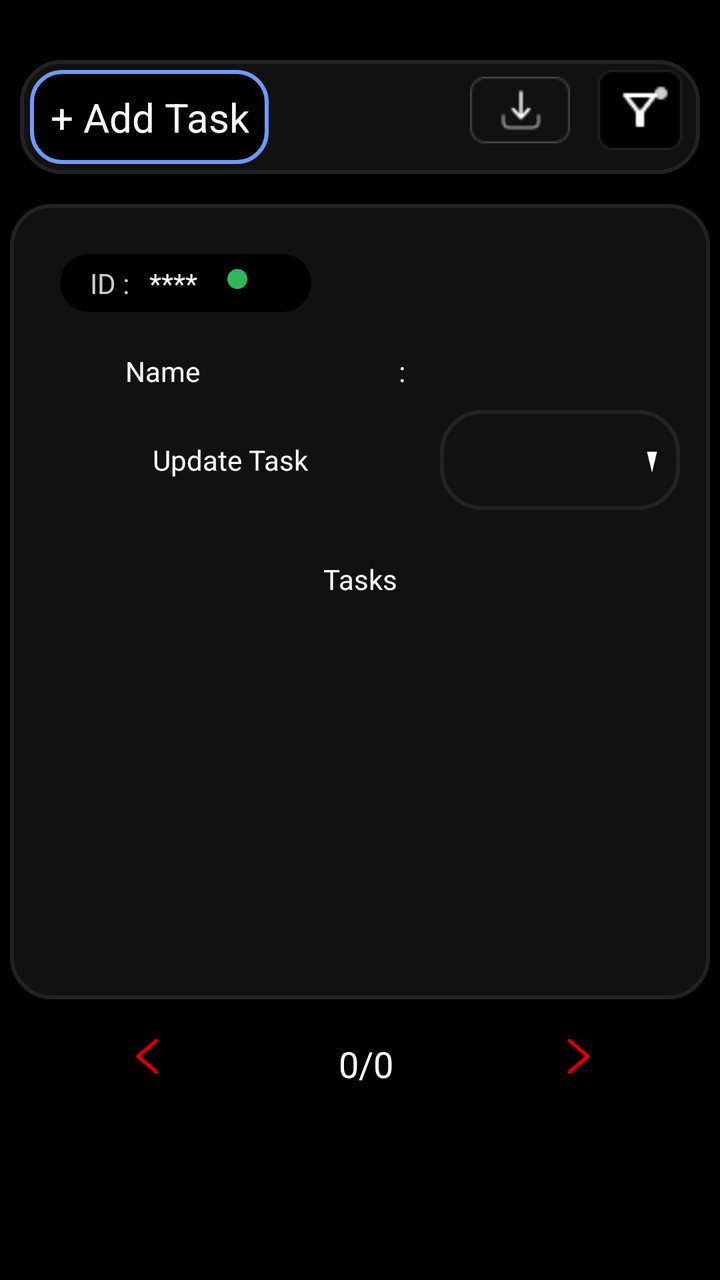
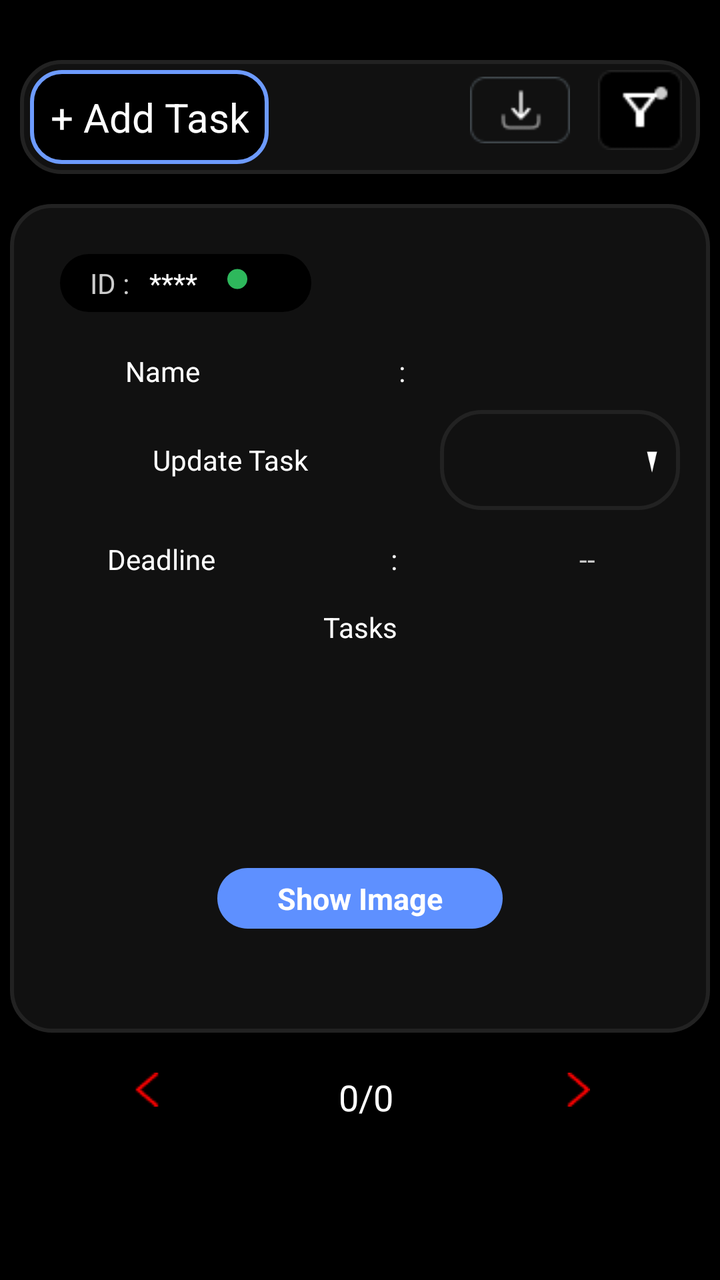

Compare the two renders of this Android layout. The source of the first and the diff that turns it into the second are given below.
<!-- AndroidManifest.xml: application theme AppTheme -->
<!-- res/layout/fragment_tasks.xml -->
<?xml version="1.0" encoding="utf-8"?>
<layout xmlns:android="http://schemas.android.com/apk/res/android"
    xmlns:app="http://schemas.android.com/apk/res-auto"
    xmlns:tools="http://schemas.android.com/tools">

    <LinearLayout
        android:layout_width="match_parent"
        android:layout_height="match_parent"
        android:background="@android:color/black"
        android:clickable="true"
        android:orientation="vertical"
        tools:context=".manager.activity.fragment.TasksFragment">


        <LinearLayout
            android:layout_width="match_parent"
            android:layout_height="wrap_content"
            android:layout_marginTop="20dp"
            android:orientation="horizontal">

            <ImageView
                android:layout_width="wrap_content"
                android:layout_height="wrap_content"
                android:layout_marginStart="25dp"
                android:src="@drawable/backbutton"
                android:visibility="gone" />

            <TextView
                android:id="@+id/taskreport"
                android:layout_width="match_parent"
                android:layout_height="wrap_content"
                android:gravity="center"
                android:text="Task Report"
                android:visibility="gone"
                android:layout_marginBottom="@dimen/_10"
                android:textColor="@color/greyforText"
                android:textSize="22sp" />
            <TextView
                android:id="@+id/myteamTask"
                android:layout_width="match_parent"
                android:layout_height="wrap_content"
                android:gravity="center"
                android:visibility="gone"
                android:layout_marginBottom="@dimen/_10"
                android:text="My Team Tasks"
                android:textColor="@color/greyforText"
                android:textSize="22sp" />

        </LinearLayout>

        
        
        
        
        
        
        
        
        
        
        
        
        
        
        
        
        

        <RelativeLayout
            android:layout_width="match_parent"
            android:layout_height="wrap_content"
            android:layout_margin="@dimen/_10"
            android:clickable="false"
            android:background="@drawable/dark_grey_bg">

            <TextView
                android:id="@+id/addnewTask"
                android:layout_width="wrap_content"
                android:layout_height="wrap_content"
                android:layout_marginEnd="@dimen/_15"
                android:clickable="true"
                android:background="@drawable/blue_border"
                android:gravity="center"
               android:padding="@dimen/_10"
                android:layout_marginStart="@dimen/_10"
                android:layout_margin="@dimen/_5dp"
                android:text="+ Add Task"
                android:textColor="@color/white"
                android:textSize="20sp" />
<LinearLayout
    android:layout_width="wrap_content"
    android:layout_height="wrap_content"
    android:gravity="center"
    android:layout_marginStart="15dp"
    android:layout_alignParentEnd="true"
    android:orientation="horizontal"
    >
            <ImageView
                android:id="@+id/downloadIcon"
                android:layout_width="@dimen/_60dp"
                android:layout_height="50dp"
                android:layout_gravity="end"
                android:padding="@dimen/_5dp"
                android:clickable="true"
                android:src="@drawable/download" />

            <ImageView
                android:id="@+id/filter"
                android:layout_width="@dimen/_60dp"
                android:layout_height="50dp"
                android:gravity="center"
                android:clickable="true"
                android:padding="@dimen/_5dp"
                android:src="@drawable/filter_img"
                android:text="  Filter  "
                android:textColor="@color/greyforText"
                android:textSize="22sp" />

        </LinearLayout>
        </RelativeLayout>
        
        
        
        
        

        
        <RelativeLayout
            android:layout_width="match_parent"
            android:layout_height="250dp"
            android:layout_margin="@dimen/_5dp"
            android:layout_marginTop="@dimen/_20dp"
            android:layout_weight="2"
            android:background="@drawable/dark_grey_bg"
            android:elevation="@dimen/_5dp"
            android:paddingLeft="@dimen/_5dp"
            android:paddingTop="@dimen/_20dp"
            android:paddingRight="@dimen/_5dp">

            <LinearLayout
                android:id="@id/topLayout"
                android:layout_width="match_parent"
                android:layout_height="wrap_content"
                android:orientation="horizontal"
                android:layout_marginStart="@dimen/_15"
                android:weightSum="4">

                <LinearLayout
                    android:id="@+id/firstlay"
                    android:layout_width="wrap_content"
                    android:layout_height="wrap_content"
                    android:layout_margin="@dimen/_5dp"
                    android:layout_marginStart="@dimen/_20dp"
                    android:layout_weight=".5"
                    android:background="@drawable/black_button"
                    android:padding="@dimen/_5dp">

                    <TextView
                        android:layout_width="wrap_content"
                        android:layout_height="wrap_content"
                        android:text="ID :"
                        android:paddingStart="10dp"
                        android:textColor="@color/greyforText" />

                    <TextView
                        android:id="@+id/id"
                        android:layout_width="wrap_content"
                        android:layout_height="wrap_content"
                        android:text="****"
                        android:paddingStart="@dimen/_10"
                        android:paddingEnd="@dimen/_10"
                        android:textColor="@color/white" />

                    <ImageView
                        android:layout_width="10dp"
                        android:layout_height="15dp"
                        android:layout_marginStart="@dimen/_5dp"
                        android:src="@drawable/green_dot" />
                </LinearLayout>


                <TextView
                    android:id="@+id/date"
                    android:layout_width="wrap_content"
                    android:layout_height="match_parent"
                    android:layout_weight="3"
                    android:gravity="center"
                    android:text=""
                    android:textColor="@color/white" />


            </LinearLayout>

            <LinearLayout
                android:id="@+id/lay2"
                android:layout_width="match_parent"
                android:layout_height="wrap_content"
                android:layout_below="@+id/topLayout"
                android:layout_alignParentStart="true"
                android:layout_marginTop="15dp"
                android:layout_marginEnd="@dimen/_5dp"
                android:gravity="center"
                android:orientation="horizontal"
                android:weightSum="3">

                <TextView
                    android:layout_width="wrap_content"
                    android:layout_height="wrap_content"
                    android:layout_weight="1"
                    android:gravity="center"
                    android:text="  Name  "
                    android:textColor="@color/white" />

                <TextView
                    android:layout_width="wrap_content"
                    android:layout_height="wrap_content"
                    android:layout_weight="1"
                    android:gravity="center"
                    android:text=":"
                    android:textColor="@color/white" />

                <TextView
                    android:id="@+id/name"
                    android:layout_width="wrap_content"
                    android:layout_height="wrap_content"
                    android:layout_weight="1"
                    android:gravity="center"
                    android:text=" "
                    android:textColor="@color/greyforText"
                    android:textSize="14dp" />

            </LinearLayout>

            <LinearLayout
                android:id="@+id/lay3"
                android:layout_width="match_parent"
                android:layout_height="wrap_content"
                android:layout_below="@+id/lay2"
                android:layout_margin="5dp"
                android:gravity="center"
                android:orientation="horizontal"
                android:weightSum="3">

                <TextView
                    android:layout_width="200dp"
                    android:layout_height="wrap_content"
                    android:gravity="center"
                    android:text="Update Task"
                    android:textColor="@color/white" />



                    <Spinner
                        android:id="@+id/status"
                        android:layout_width="match_parent"
                        android:layout_height="50dp"
                        android:background="@drawable/custom_spinner_bg"
                        android:hint="Select From Below"
                        android:layout_margin="@dimen/_5dp"
                        android:spinnerMode="dropdown"
                        android:textColor="@color/white"
                        android:textColorHint="@color/white"
                        android:textSize="15dp" />

            </LinearLayout>

            <TextView
                android:id="@+id/taskk"
                android:layout_width="match_parent"
                android:layout_height="wrap_content"
                android:layout_below="@+id/lay3"
                android:layout_marginStart="@dimen/_5dp"
                android:layout_marginTop="15dp"
                android:layout_marginEnd="@dimen/_5dp"
                android:gravity="center"
                android:text="Tasks"
                android:textColor="@color/white" />

            
            
            
            
            
            
            
            
            

            <TextView
                android:id="@+id/taskComments"
                android:layout_width="match_parent"
                android:layout_height="match_parent"
                android:layout_below="@+id/taskk"
                android:layout_marginLeft="@dimen/_5dp"
                android:layout_marginTop="@dimen/_10"
                android:layout_marginRight="@dimen/_5dp"
                android:layout_marginBottom="@dimen/_20dp"
                android:gravity="center"
                android:text=""
                android:textColor="@color/white" />

            <LinearLayout
                android:id="@+id/Addcomments"
                android:layout_width="match_parent"
                android:layout_height="wrap_content"
                android:layout_alignParentBottom="true"
                android:layout_margin="5dp"
                android:clickable="false"
                android:orientation="horizontal"
                android:visibility="invisible"
                android:padding="@dimen/_5dp"
             >

                <ImageView
                    android:id="@+id/profilephoto"
                    android:layout_width="wrap_content"
                    android:layout_height="wrap_content"
                    android:layout_weight="1"
                    android:gravity="center"
                    android:src="@drawable/profile"
                    android:textColor="@color/white" />

                <EditText
                    android:layout_width="wrap_content"
                    android:layout_height="wrap_content"
                    android:layout_weight="2"
                    android:background="@drawable/grey_bg_rounded"
                    android:gravity="center"
                    android:hint="Write a comment"
                    android:padding="5dp"
                    android:clickable="true"
                    android:textColor="@color/greyforText"
                    android:textColorHint="@color/white"
                    android:textSize="14dp" />

                <ImageView
                    android:id="@+id/sendComment"
                    android:layout_width="30dp"
                    android:layout_height="30dp"
                    android:clickable="true"
                    android:src="@drawable/baseline_arrow_circle_right_24" />


            </LinearLayout>

        </RelativeLayout>


        <com.shawnlin.numberpicker.NumberPicker
            android:id="@+id/number_picker"
            android:layout_width="match_parent"
            android:layout_height="wrap_content"
            android:layout_centerInParent="true"
            android:visibility="gone"
            app:np_dividerColor="@color/colorPrimary"
            app:np_height="180dp"
            app:np_max="59"
            app:np_min="0"
            app:np_orientation="horizontal"
            app:np_selectedTextColor="@color/colorPrimary"
            app:np_selectedTextSize="@dimen/_20dp"
            app:np_textColor="@color/colorPrimary"
            app:np_textSize="14dp"
            app:np_value="3"
            app:np_width="64dp" />

        <LinearLayout
            android:id="@+id/paging"
            android:layout_width="match_parent"
            android:layout_height="wrap_content"
            android:layout_gravity="bottom"
            android:clickable="false"
            android:layout_margin="@dimen/_5dp"
            android:layout_weight="1"
            android:padding="@dimen/_10"
            android:weightSum="3">

            <ImageView
                android:id="@+id/previousPage"
                android:layout_width="wrap_content"
                android:layout_height="wrap_content"
                android:layout_weight="1"
                android:clickable="true"
                android:src="@drawable/right_arrow" />

            <TextView
                android:id="@+id/pagenumber"
                android:layout_width="0dp"
                android:layout_height="wrap_content"
                android:layout_marginBottom="7dp"
                android:layout_weight="1"
                android:clickable="true"
                android:gravity="center"
                android:text="0/0"
                android:textColor="@color/white"
                android:textSize="@dimen/_18sp" />

            <ImageView
                android:id="@+id/nextPage"
                android:layout_width="wrap_content"
                android:layout_height="wrap_content"
                android:layout_weight="1"
                android:clickable="true"
                android:src="@drawable/left_arrow" />
        </LinearLayout>
    </LinearLayout>
</layout>
<!-- resources referenced by this layout -->
<resources>
  <color name="greyforText">#CCCCCC</color>
  <color name="white">#FFFFFF</color>
  <dimen name="_10">10dp</dimen>
  <dimen name="_15">15dp</dimen>
  <dimen name="_18sp">18sp</dimen>
  <dimen name="_20dp">20dp</dimen>
  <dimen name="_5dp">5dp</dimen>
  <dimen name="_60dp">60dp</dimen>
  <!-- drawable baseline_arrow_circle_right_24 (drawable) -->
  <vector xmlns:android="http://schemas.android.com/apk/res/android" android:alpha="0.88" android:height="24dp" android:tint="#E0DEDE" android:viewportHeight="24" android:viewportWidth="24" android:width="24dp">
        
      <path android:fillColor="@android:color/white" android:pathData="M22,12c0,-5.52 -4.48,-10 -10,-10S2,6.48 2,12c0,5.52 4.48,10 10,10S22,17.52 22,12zM12,13l-4,0v-2l4,0V8l4,4l-4,4V13z"/>
      
  </vector>
  <!-- drawable black_button (drawable) -->
  <shape xmlns:android="http://schemas.android.com/apk/res/android"
      android:shape="rectangle">
      <solid android:color="#000000"/>
      <corners android:radius="25dp" /> 
  </shape>
  <!-- drawable blue_border (drawable) -->
  <?xml version="1.0" encoding="utf-8"?>
  <shape xmlns:android="http://schemas.android.com/apk/res/android"
      android:shape="rectangle">
  <solid
      android:color="@color/black"/>
      <stroke android:color="#6D9BFF" android:width="2dp"/>
      <corners android:radius="@dimen/_15"/>
  </shape>
  <!-- drawable custom_spinner_bg (drawable) -->
  <?xml version="1.0" encoding="utf-8"?>
  <layer-list xmlns:android="http://schemas.android.com/apk/res/android">
      <item>
          <shape android:shape="rectangle">
              <solid android:color="@color/darkGrey" />
              <corners android:radius="20dp" />
              <stroke android:width="2dp" android:color="@color/strokeBlack" />
          </shape>
      </item>
      <item android:start="100dp">
          <vector
              android:width="24dp"
              android:height="24dp"
              android:viewportWidth="40"
              android:viewportHeight="24"
              android:gravity="right|center_vertical">
              <path
                  android:fillColor="@android:color/white"
                  android:pathData="M7 10l5 5 5-5z"/>
          </vector>
      </item>
  </layer-list>
  <!-- drawable dark_grey_bg (drawable) -->
  <?xml version="1.0" encoding="utf-8"?>
  <shape xmlns:android="http://schemas.android.com/apk/res/android"
      android:shape="rectangle">
      <solid android:color="@color/greyBackground"/>
      <corners android:radius="@dimen/_20dp"/>
      <stroke
          android:width="2dp" android:color="@color/strokeBlack"/>
  </shape>
  <!-- drawable download: png bitmap (drawable, 812 bytes) -->
  <!-- drawable green_dot (drawable) -->
  <?xml version="1.0" encoding="utf-8"?>
  <shape xmlns:android="http://schemas.android.com/apk/res/android"
      android:shape="oval">
      <solid android:color="#2eb85c" /> 
      <size android:width="8dp" android:height="8dp" /> 
  </shape>
  <!-- drawable grey_bg_rounded (drawable) -->
  <?xml version="1.0" encoding="utf-8"?>
  <shape xmlns:android="http://schemas.android.com/apk/res/android"
      android:shape="rectangle">
  <solid android:color="@color/greyBackground"/>
      <corners android:radius="@dimen/_20dp"/>
  </shape>
  <!-- drawable left_arrow: png bitmap (drawable, 247 bytes) -->
  <!-- drawable profile: png bitmap (drawable, 1364 bytes) -->
  <style name="AppTheme" parent="Theme.MaterialComponents.Light.NoActionBar">
          <item name="colorPrimaryDark">@color/black</item>
          <item name="colorSurface">@color/white</item>
      </style>
  <color name="black">#FF000000</color>
  <color name="darkGrey">#111111</color>
  <color name="strokeBlack">#222222</color>
  <color name="greyBackground">#111111</color>
  <!-- unchanged entries left out for length: 3 -->
</resources>

<!-- the commit's change to res/layout/fragment_tasks.xml (unified diff, before → after) -->
@@ -29,22 +29,23 @@
                 android:id="@+id/taskreport"
                 android:layout_width="match_parent"
                 android:layout_height="wrap_content"
+                android:layout_marginBottom="@dimen/_10"
                 android:gravity="center"
                 android:text="Task Report"
-                android:visibility="gone"
+                android:textColor="@color/greyforText"
+                android:textSize="22sp"
+                android:visibility="gone" />
+
+            <TextView
+                android:id="@+id/myteamTask"
+                android:layout_width="match_parent"
+                android:layout_height="wrap_content"
                 android:layout_marginBottom="@dimen/_10"
-                android:textColor="@color/greyforText"
-                android:textSize="22sp" />
-            <TextView
-                android:id="@+id/myteamTask"
-                android:layout_width="match_parent"
-                android:layout_height="wrap_content"
-                android:gravity="center"
-                android:visibility="gone"
-                android:layout_marginBottom="@dimen/_10"
+                android:gravity="center"
                 android:text="My Team Tasks"
                 android:textColor="@color/greyforText"
-                android:textSize="22sp" />
+                android:textSize="22sp"
+                android:visibility="gone" />
 
         </LinearLayout>
 
@@ -70,53 +71,54 @@
             android:layout_width="match_parent"
             android:layout_height="wrap_content"
             android:layout_margin="@dimen/_10"
-            android:clickable="false"
-            android:background="@drawable/dark_grey_bg">
+            android:background="@drawable/dark_grey_bg"
+            android:clickable="false">
 
             <TextView
                 android:id="@+id/addnewTask"
                 android:layout_width="wrap_content"
                 android:layout_height="wrap_content"
+                android:layout_margin="@dimen/_5dp"
+                android:layout_marginStart="@dimen/_10"
                 android:layout_marginEnd="@dimen/_15"
+                android:background="@drawable/blue_border"
                 android:clickable="true"
-                android:background="@drawable/blue_border"
-                android:gravity="center"
-               android:padding="@dimen/_10"
-                android:layout_marginStart="@dimen/_10"
-                android:layout_margin="@dimen/_5dp"
+                android:gravity="center"
+                android:padding="@dimen/_10"
                 android:text="+ Add Task"
                 android:textColor="@color/white"
                 android:textSize="20sp" />
-<LinearLayout
-    android:layout_width="wrap_content"
-    android:layout_height="wrap_content"
-    android:gravity="center"
-    android:layout_marginStart="15dp"
-    android:layout_alignParentEnd="true"
-    android:orientation="horizontal"
-    >
-            <ImageView
-                android:id="@+id/downloadIcon"
-                android:layout_width="@dimen/_60dp"
-                android:layout_height="50dp"
-                android:layout_gravity="end"
-                android:padding="@dimen/_5dp"
-                android:clickable="true"
-                android:src="@drawable/download" />
-
-            <ImageView
-                android:id="@+id/filter"
-                android:layout_width="@dimen/_60dp"
-                android:layout_height="50dp"
-                android:gravity="center"
-                android:clickable="true"
-                android:padding="@dimen/_5dp"
-                android:src="@drawable/filter_img"
-                android:text="  Filter  "
-                android:textColor="@color/greyforText"
-                android:textSize="22sp" />
-
-        </LinearLayout>
+
+            <LinearLayout
+                android:layout_width="wrap_content"
+                android:layout_height="wrap_content"
+                android:layout_alignParentEnd="true"
+                android:layout_marginStart="15dp"
+                android:gravity="center"
+                android:orientation="horizontal">
+
+                <ImageView
+                    android:id="@+id/downloadIcon"
+                    android:layout_width="@dimen/_60dp"
+                    android:layout_height="50dp"
+                    android:layout_gravity="end"
+                    android:clickable="true"
+                    android:padding="@dimen/_5dp"
+                    android:src="@drawable/download" />
+
+                <ImageView
+                    android:id="@+id/filter"
+                    android:layout_width="@dimen/_60dp"
+                    android:layout_height="50dp"
+                    android:clickable="true"
+                    android:gravity="center"
+                    android:padding="@dimen/_5dp"
+                    android:src="@drawable/filter_img"
+                    android:text="  Filter  "
+                    android:textColor="@color/greyforText"
+                    android:textSize="22sp" />
+
+            </LinearLayout>
         </RelativeLayout>
         
         
@@ -127,7 +129,7 @@
         
         <RelativeLayout
             android:layout_width="match_parent"
-            android:layout_height="250dp"
+            android:layout_height="300dp"
             android:layout_margin="@dimen/_5dp"
             android:layout_marginTop="@dimen/_20dp"
             android:layout_weight="2"
@@ -141,8 +143,8 @@
                 android:id="@id/topLayout"
                 android:layout_width="match_parent"
                 android:layout_height="wrap_content"
+                android:layout_marginStart="@dimen/_15"
                 android:orientation="horizontal"
-                android:layout_marginStart="@dimen/_15"
                 android:weightSum="4">
 
                 <LinearLayout
@@ -158,17 +160,17 @@
                     <TextView
                         android:layout_width="wrap_content"
                         android:layout_height="wrap_content"
+                        android:paddingStart="10dp"
                         android:text="ID :"
-                        android:paddingStart="10dp"
                         android:textColor="@color/greyforText" />
 
                     <TextView
                         android:id="@+id/id"
                         android:layout_width="wrap_content"
                         android:layout_height="wrap_content"
-                        android:text="****"
                         android:paddingStart="@dimen/_10"
                         android:paddingEnd="@dimen/_10"
+                        android:text="****"
                         android:textColor="@color/white" />
 
                     <ImageView
@@ -249,18 +251,56 @@
                     android:textColor="@color/white" />
 
 
-
-                    <Spinner
-                        android:id="@+id/status"
-                        android:layout_width="match_parent"
-                        android:layout_height="50dp"
-                        android:background="@drawable/custom_spinner_bg"
-                        android:hint="Select From Below"
-                        android:layout_margin="@dimen/_5dp"
-                        android:spinnerMode="dropdown"
-                        android:textColor="@color/white"
-                        android:textColorHint="@color/white"
-                        android:textSize="15dp" />
+                <Spinner
+                    android:id="@+id/status"
+                    android:layout_width="match_parent"
+                    android:layout_height="50dp"
+                    android:layout_margin="@dimen/_5dp"
+                    android:background="@drawable/custom_spinner_bg"
+                    android:hint="Select From Below"
+                    android:spinnerMode="dropdown"
+                    android:textColor="@color/white"
+                    android:textColorHint="@color/white"
+                    android:textSize="15dp" />
+
+            </LinearLayout>
+            <LinearLayout
+                android:id="@+id/lay4"
+                android:layout_width="match_parent"
+                android:layout_height="wrap_content"
+                android:layout_below="@+id/lay3"
+                android:layout_alignParentStart="true"
+                android:layout_marginTop="5dp"
+                android:layout_marginEnd="@dimen/_5dp"
+                android:gravity="center"
+                android:orientation="horizontal"
+                android:weightSum="3">
+
+                <TextView
+                    android:layout_width="wrap_content"
+                    android:layout_height="wrap_content"
+                    android:layout_weight="1"
+                    android:gravity="center"
+                    android:text="Deadline"
+                    android:textColor="@color/white" />
+
+                <TextView
+                    android:layout_width="wrap_content"
+                    android:layout_height="wrap_content"
+                    android:layout_weight="1"
+                    android:gravity="center"
+                    android:text=":"
+                    android:textColor="@color/white" />
+
+                <TextView
+                    android:id="@+id/deadline"
+                    android:layout_width="wrap_content"
+                    android:layout_height="wrap_content"
+                    android:layout_weight="1"
+                    android:gravity="center"
+                    android:text=" -- "
+                    android:textColor="@color/greyforText"
+                    android:textSize="14dp" />
 
             </LinearLayout>
 
@@ -268,7 +308,7 @@
                 android:id="@+id/taskk"
                 android:layout_width="match_parent"
                 android:layout_height="wrap_content"
-                android:layout_below="@+id/lay3"
+                android:layout_below="@+id/lay4"
                 android:layout_marginStart="@dimen/_5dp"
                 android:layout_marginTop="15dp"
                 android:layout_marginEnd="@dimen/_5dp"
@@ -299,6 +339,23 @@
                 android:text=""
                 android:textColor="@color/white" />
 
+            <TextView
+                android:id="@+id/showImg"
+                android:layout_width="wrap_content"
+                android:layout_height="wrap_content"
+                android:layout_above="@+id/Addcomments"
+                android:gravity="center"
+                android:text="Show Image"
+                android:layout_centerInParent="true"
+                android:paddingStart="@dimen/_30dp"
+                android:paddingEnd="@dimen/_30dp"
+                android:paddingTop="@dimen/_5dp"
+                android:paddingBottom="@dimen/_5dp"
+                android:background="@drawable/blue_bg"
+                android:textColor="@color/white"
+                android:textSize="@dimen/_15"
+                android:textStyle="bold" />
+
             <LinearLayout
                 android:id="@+id/Addcomments"
                 android:layout_width="match_parent"
@@ -307,9 +364,8 @@
                 android:layout_margin="5dp"
                 android:clickable="false"
                 android:orientation="horizontal"
-                android:visibility="invisible"
                 android:padding="@dimen/_5dp"
-             >
+                android:visibility="invisible">
 
                 <ImageView
                     android:id="@+id/profilephoto"
@@ -325,10 +381,10 @@
                     android:layout_height="wrap_content"
                     android:layout_weight="2"
                     android:background="@drawable/grey_bg_rounded"
+                    android:clickable="true"
                     android:gravity="center"
                     android:hint="Write a comment"
                     android:padding="5dp"
-                    android:clickable="true"
                     android:textColor="@color/greyforText"
                     android:textColorHint="@color/white"
                     android:textSize="14dp" />
@@ -369,9 +425,9 @@
             android:layout_width="match_parent"
             android:layout_height="wrap_content"
             android:layout_gravity="bottom"
-            android:clickable="false"
             android:layout_margin="@dimen/_5dp"
             android:layout_weight="1"
+            android:clickable="false"
             android:padding="@dimen/_10"
             android:weightSum="3">
 
<!-- resource entries referenced after the edit -->
@@ -6,6 +6,7 @@
   <dimen name="_15">15dp</dimen>
   <dimen name="_18sp">18sp</dimen>
   <dimen name="_20dp">20dp</dimen>
+  <dimen name="_30dp">30dp</dimen>
   <dimen name="_5dp">5dp</dimen>
   <dimen name="_60dp">60dp</dimen>
   <!-- drawable baseline_arrow_circle_right_24 (drawable) -->
@@ -19,6 +20,13 @@
       android:shape="rectangle">
       <solid android:color="#000000"/>
       <corners android:radius="25dp" /> 
+  </shape>
+  <!-- drawable blue_bg (drawable) -->
+  <?xml version="1.0" encoding="utf-8"?>
+  <shape xmlns:android="http://schemas.android.com/apk/res/android"
+      android:shape="rectangle">
+      <solid android:color="@color/lightBlue"/>
+  <corners android:radius="@dimen/_20dp"/>
   </shape>
   <!-- drawable blue_border (drawable) -->
   <?xml version="1.0" encoding="utf-8"?>
@@ -82,6 +90,7 @@
           <item name="colorPrimaryDark">@color/black</item>
           <item name="colorSurface">@color/white</item>
       </style>
+  <color name="lightBlue">#5E90FF</color>
   <color name="black">#FF000000</color>
   <color name="darkGrey">#111111</color>
   <color name="strokeBlack">#222222</color>
